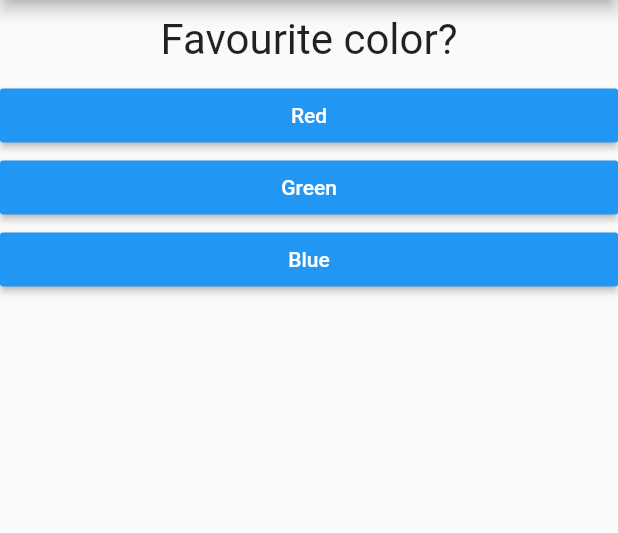
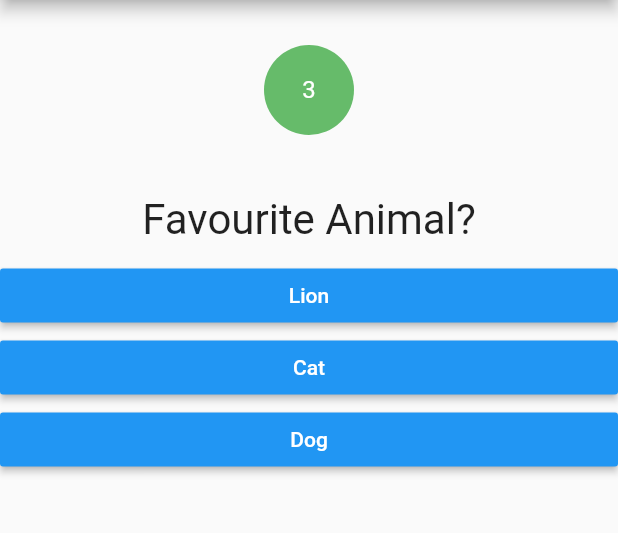
Before and after one commit to afeedhshaji/flutter-quiz-app-test, a Flutter app: the screen it shows after launch, on a phone screen of 412 x 824 dp, the part 84-617 px from its top. Run offline on Flutter 3.47's test engine with Material 2 defaults, Android fonts, the phone set to English and light mode, and no system bars.

```diff
--- a/lib/main.dart
+++ b/lib/main.dart
@@ -49,6 +49,7 @@ class _MyAppState extends State<MyApp> {
 
     setState(() {
       _questionIndex = _questionIndex + 1;
+      Question.time = 5;
     });
     print(_questionIndex);
 
--- a/lib/question.dart
+++ b/lib/question.dart
@@ -1,20 +1,69 @@
+import 'dart:async';
+
 import 'package:flutter/material.dart';
 
-class Question extends StatelessWidget {
+class Question extends StatefulWidget {
   final String questionText;
+  final Function timeHandler;
+  static int time;
 
-  Question(this.questionText);
+  Question(this.questionText, this.timeHandler);
+
+  @override
+  _QuestionState createState() => _QuestionState(timeHandler);
+}
+
+class _QuestionState extends State<Question> {
+
+  Timer timer;
+  Function timeHandler;
+
+  _QuestionState(this.timeHandler);
+
+  @override
+  void initState() {
+    super.initState();
+    Question.time = 5;
+    startTimer();
+  }
+
+  void startTimer() {
+    timer = Timer.periodic(Duration(milliseconds: 1000), (Timer t) {
+      setState(() {
+        Question.time--;
+      });
+      if(Question.time == 0) {
+        timeHandler(10);
+        // t.cancel();
+        if(widget.questionText == "Favourite Film?")
+          t.cancel();
+      }
+
+    });
+  }
 
   @override
   Widget build(BuildContext context) {
-    return Container(
+    return Column(
+      children: [
+        Container(
+          margin: EdgeInsets.all(30),
+          child: CircleAvatar(
+            radius: 30,
+            child: Text(Question.time.toString(), style: TextStyle(color: Colors.white),),
+            backgroundColor: Question.time <= 2 ? Question.time == 0? Colors.red[600] : Colors.red[400] : Colors.green[400],
+            ),
+        ),
+        Container(
           width: double.infinity,
           margin: EdgeInsets.all(10),
           child: Text(
-        questionText,
+            widget.questionText,
             style: TextStyle(fontSize: 28),
             textAlign: TextAlign.center,
           ),
+      )
+      ],
     );
   }
 }
--- a/lib/quiz.dart
+++ b/lib/quiz.dart
@@ -16,7 +16,7 @@ class Quiz extends StatelessWidget {
   Widget build(BuildContext context) {
     return Column(
       children: <Widget>[
-        Question(questions[questionIndex]['questionText']),
+        Question(questions[questionIndex]['questionText'], answerQuestion),
         ...(questions[questionIndex]['answerText'] as List<Map<String, Object>>)
             .map((answer) {
           return Answer(() => answerQuestion(answer['score']), answer['text']);
--- a/lib/result.dart
+++ b/lib/result.dart
@@ -9,7 +9,7 @@ class Result extends StatelessWidget {
   String get resultPhrase {
     var resultText = "You did it";
     if (result <= 8) {
-      result Text = "You are awesome and innocent";
+      String Text = "You are awesome and innocent";
     } else if (result <= 12) {
       resultText = "Pretty Liekable";
     } else {
--- a/pubspec.yaml
+++ b/pubspec.yaml
@@ -14,7 +14,7 @@ description: A new Flutter project.
 version: 1.0.0+1
 
 environment:
-  sdk: ">=2.1.0 <3.0.0"
+  sdk: ">=2.2.2 <3.0.0"
 
 dependencies:
   flutter:
```
Also changed, not shown: pubspec.lock, 2 other files. Lines whose indentation alone changed are shown as unchanged.
